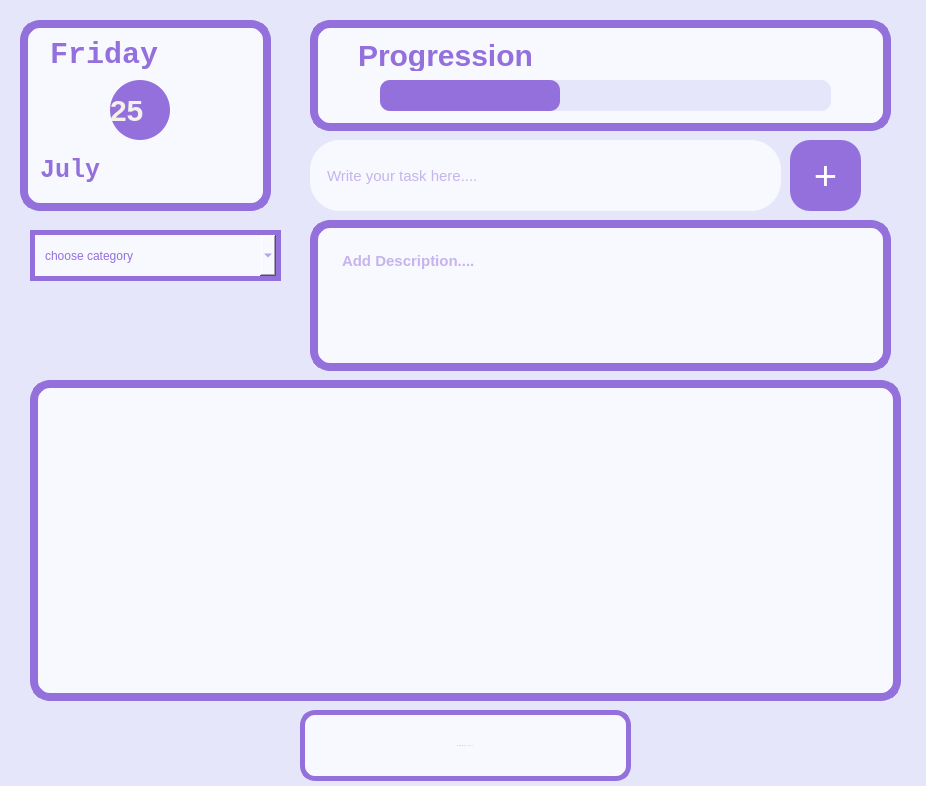
Above: mainwindow.ui from Tanisha02806/To_Do_App before the change. Below: the same form after it.
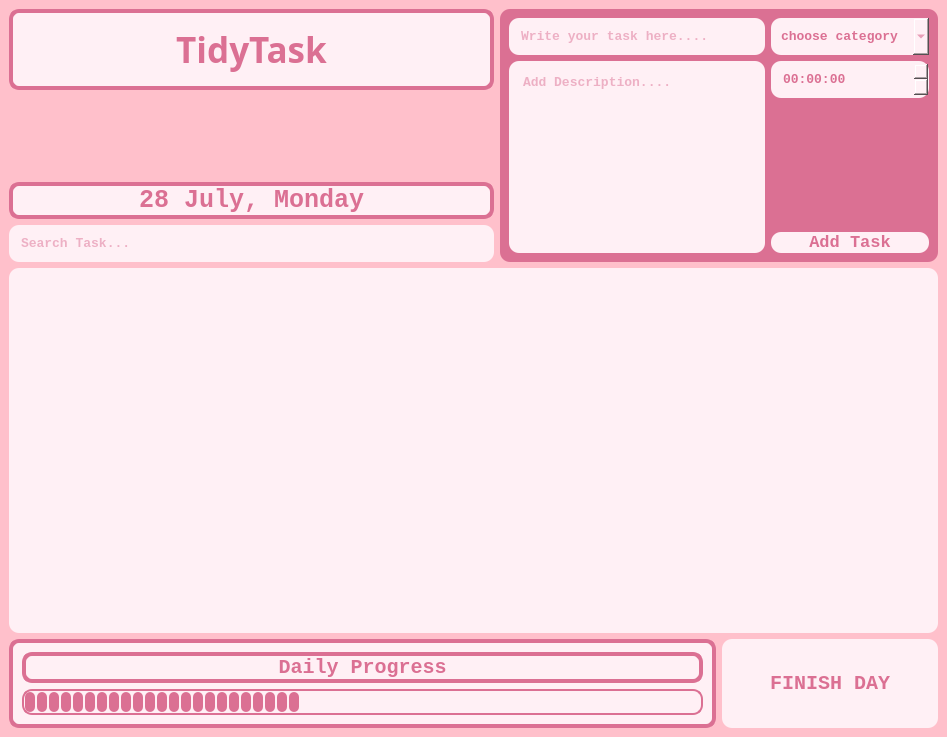
That is the form after the change.

```diff
--- a/mainwindow.ui
+++ b/mainwindow.ui
@@ -6,150 +6,88 @@
    <rect>
     <x>0</x>
     <y>0</y>
-    <width>926</width>
-    <height>786</height>
+    <width>947</width>
+    <height>737</height>
    </rect>
   </property>
+  <property name="sizePolicy">
+   <sizepolicy hsizetype="Expanding" vsizetype="Expanding">
+    <horstretch>0</horstretch>
+    <verstretch>0</verstretch>
+   </sizepolicy>
+  </property>
   <property name="windowTitle">
    <string>MainWindow</string>
   </property>
   <property name="styleSheet">
-   <string notr="true">QWidget{
-	background-color:#E6E6FA;
-}</string>
+   <string notr="true"/>
   </property>
   <widget class="QWidget" name="centralwidget">
-   <widget class="QFrame" name="calenderCard">
-    <property name="geometry">
-     <rect>
-      <x>20</x>
-      <y>20</y>
-      <width>251</width>
-      <height>191</height>
-     </rect>
+   <property name="sizePolicy">
+    <sizepolicy hsizetype="Expanding" vsizetype="Expanding">
+     <horstretch>0</horstretch>
+     <verstretch>0</verstretch>
+    </sizepolicy>
     </property>
     <property name="styleSheet">
-     <string notr="true">QFrame {
-    background-color: #F8F8FF;           /* Light cream-white background */
-    border-radius: 20px;
-    border: 8px solid #9370DB;
-    color: #4a4a4a;
-    font-family: 'Courier New', monospace;
-
-}
-
-</string>
-    </property>
-    <property name="frameShape">
-     <enum>QFrame::Shape::StyledPanel</enum>
-    </property>
-    <property name="frameShadow">
-     <enum>QFrame::Shadow::Raised</enum>
-    </property>
-    <widget class="QLabel" name="dayLabel">
-     <property name="geometry">
-      <rect>
-       <x>30</x>
-       <y>20</y>
-       <width>191</width>
-       <height>31</height>
-      </rect>
-     </property>
+    <string notr="true">background-color:#FFC0CB;</string>
+   </property>
+   <layout class="QGridLayout" name="gridLayout">
+    <item row="3" column="0">
+     <widget class="QLineEdit" name="searchInput">
      <property name="font">
       <font>
        <family>Courier New</family>
-       <pointsize>-1</pointsize>
+        <pointsize>10</pointsize>
        <bold>true</bold>
       </font>
      </property>
      <property name="styleSheet">
-      <string notr="true">border: 0px; 
-font-size: 30px;
-    color: #9370DB;
-    font-weight: bold;
-text-align:centre;
-qproperty-alignment: 'AlignCenter';</string>
-     </property>
-     <property name="text">
-      <string>Friday</string>
-     </property>
-    </widget>
-    <widget class="QLabel" name="dateCircle">
-     <property name="geometry">
-      <rect>
-       <x>90</x>
-       <y>60</y>
-       <width>60</width>
-       <height>60</height>
-      </rect>
-     </property>
-     <property name="styleSheet">
-      <string notr="true">background-color: #9370DB; 
-    color: #f4f1eb; 
-    font-size: 30px;
-    border-radius: 30px;
-    min-width: 60px;
-    min-height: 60px;
-    max-width: 60px;
-    max-height: 60px;
-    text-align: center;
-    qproperty-alignment: 'AlignCenter';
-    font-family: 'Courier New', monospace;
-font-weight:bold;
-border:0px;</string>
-     </property>
-     <property name="text">
-      <string>25</string>
-     </property>
-    </widget>
-    <widget class="QLabel" name="monthLabel">
-     <property name="geometry">
-      <rect>
-       <x>20</x>
-       <y>130</y>
-       <width>211</width>
-       <height>41</height>
-      </rect>
-     </property>
+       <string notr="true">background-color:#FFF0F5;
+border-radius: 10px;
+color:#DB7093;
+padding:10px;
+font-weight:bold;</string>
+      </property>
+      <property name="placeholderText">
+       <string>Search Task...</string>
+      </property>
+     </widget>
+    </item>
+    <item row="4" column="0" colspan="3">
+     <widget class="QListWidget" name="taskDisplay">
      <property name="font">
       <font>
        <family>Courier New</family>
-       <pointsize>-1</pointsize>
-       <italic>false</italic>
+        <pointsize>10</pointsize>
        <bold>true</bold>
       </font>
      </property>
      <property name="styleSheet">
-      <string notr="true">border: 0px; 
-font-size: 25px;
-    color: #9370DB;
-    font-weight: bold;
-qproperty-alignment: 'AlignCenter';
-text-align:centre;</string>
-     </property>
-     <property name="text">
-      <string>July</string>
-     </property>
-    </widget>
-   </widget>
+       <string notr="true">background-color:#FFF0F5;
+border-radius: 10px;
+color:#000000;
+padding:10px;
+font-weight:bold;</string>
+      </property>
+      <property name="dragEnabled">
+       <bool>true</bool>
+      </property>
+      <property name="dragDropOverwriteMode">
+       <bool>true</bool>
+      </property>
+      <property name="currentRow">
+       <number>-1</number>
+      </property>
+     </widget>
+    </item>
+    <item row="5" column="0" colspan="2">
    <widget class="QFrame" name="progressioncard">
-    <property name="geometry">
-     <rect>
-      <x>310</x>
-      <y>20</y>
-      <width>581</width>
-      <height>111</height>
-     </rect>
-    </property>
     <property name="styleSheet">
-     <string notr="true">QFrame{
-	background-color: #F8F8FF;           /* Light cream-white background */
-    border-radius: 20px;
-    border: 8px solid #9370DB;           /* Soft border */
-    padding: 20px;
-    color: #4a4a4a;
-    font-family: 'Courier New', monospace;
-}</string>
+       <string notr="true">background-color:#FFF0F5;
+border:4px solid #DB7093;
+border-radius: 10px;
+color:#DB7093;</string>
     </property>
     <property name="frameShape">
      <enum>QFrame::Shape::StyledPanel</enum>
@@ -157,49 +95,38 @@
     <property name="frameShadow">
      <enum>QFrame::Shadow::Raised</enum>
     </property>
-    <widget class="QLabel" name="progression">
-     <property name="geometry">
-      <rect>
-       <x>20</x>
-       <y>0</y>
-       <width>541</width>
-       <height>71</height>
-      </rect>
-     </property>
-     <property name="styleSheet">
-      <string notr="true">border: 0px; 
-font-size: 30px;
-    color: #9370DB;
-    font-weight: bold;
-text-align:centre;
-qproperty-alignment: 'AlignCenter';
-background-color: rgba(0, 0, 0, 0);
-</string>
+      <layout class="QVBoxLayout" name="verticalLayout">
+       <item>
+        <widget class="QLabel" name="label">
+         <property name="font">
+          <font>
+           <family>Courier New</family>
+           <pointsize>15</pointsize>
+           <bold>true</bold>
+          </font>
      </property>
      <property name="text">
-      <string>Progression</string>
-     </property>
-    </widget>
+          <string>Daily Progress</string>
+         </property>
+         <property name="alignment">
+          <set>Qt::AlignmentFlag::AlignCenter</set>
+         </property>
+        </widget>
+       </item>
+       <item>
     <widget class="QProgressBar" name="progressBar">
-     <property name="geometry">
-      <rect>
-       <x>70</x>
-       <y>60</y>
-       <width>451</width>
-       <height>31</height>
-      </rect>
-     </property>
      <property name="styleSheet">
       <string notr="true">QProgressBar {
-    border: none;
+    border: 2px solid #DB7093;
     border-radius: 10px;
-    background-color: #E6E6FA;  /* light beige */
-    height: 20px;
+    background-color: #FFF0F5;
 }
 
 QProgressBar::chunk {
-    border-radius: 10px;
-    background-color: #9370DB;  /* olive green */
+    background-color: #DB7093; /* progress color */
+    width: 10px;
+    margin: 1px;
+    border-radius: 5px;
 }
 </string>
      </property>
@@ -210,98 +137,30 @@
       <bool>false</bool>
      </property>
     </widget>
-   </widget>
-   <widget class="QLineEdit" name="enterTask">
-    <property name="geometry">
-     <rect>
-      <x>310</x>
-      <y>140</y>
-      <width>471</width>
-      <height>71</height>
-     </rect>
-    </property>
-    <property name="styleSheet">
-     <string notr="true">QLineEdit {
-    background-color: #F8F8FF;
-    border: none;
-    border-radius: 30px;
-    padding-left: 15px;
-    padding-right: 15px;
-    height: 40px;
-    font-size: 15px;
-    color: #9370DB;
-    box-shadow: 0px 4px 8px rgba(0,0,0,0.1); 
-}
-</string>
-    </property>
-    <property name="placeholderText">
-     <string>Write your task here....</string>
-    </property>
-   </widget>
-   <widget class="QPushButton" name="addtask">
-    <property name="geometry">
-     <rect>
-      <x>790</x>
-      <y>140</y>
-      <width>71</width>
-      <height>71</height>
-     </rect>
-    </property>
-    <property name="styleSheet">
-     <string notr="true">QPushButton {
-    background-color: #9370DB;  /* dark green/blackish */
-    border: none;
-    border-radius: 20px;  /* Half of width/height for a circle */
-    color: white;
-    font-size: 40px;
-    width: 40px;
-    height: 40px;
-qproperty-alignment: 'AlignCenter';
-text-align:center;
-}
-</string>
-    </property>
-    <property name="text">
-     <string>+</string>
-    </property>
-    <property name="iconSize">
-     <size>
-      <width>40</width>
-      <height>40</height>
-     </size>
-    </property>
-   </widget>
+       </item>
+      </layout>
+     </widget>
+    </item>
+    <item row="5" column="2">
    <widget class="QPushButton" name="finishbtn">
-    <property name="geometry">
-     <rect>
-      <x>300</x>
-      <y>710</y>
-      <width>331</width>
-      <height>71</height>
-     </rect>
+      <property name="sizePolicy">
+       <sizepolicy hsizetype="Preferred" vsizetype="Preferred">
+        <horstretch>0</horstretch>
+        <verstretch>0</verstretch>
+       </sizepolicy>
     </property>
     <property name="font">
      <font>
       <family>Courier New</family>
-      <pointsize>-1</pointsize>
+        <pointsize>15</pointsize>
       <italic>false</italic>
       <bold>true</bold>
      </font>
     </property>
     <property name="styleSheet">
-     <string notr="true">QPushButton {
-      background-color: #F8F8FF;
- border: 5px solid #9370DB;
-  border-radius: 15px;
-  color: #9370DB;
-  font: bold 30px 'Courier New';
- letter-spacing: 1px;
-}
-    QPushButton:hover {
-  background-color: #E6E6FA;
- cursor: pointer;
-}
-</string>
+       <string notr="true">background-color:#FFF0F5;
+border-radius: 10px;
+color:#DB7093;</string>
     </property>
     <property name="text">
      <string>FINISH DAY</string>
@@ -313,42 +172,50 @@
      </size>
     </property>
    </widget>
-   <widget class="QListWidget" name="taskDisplay">
-    <property name="geometry">
-     <rect>
-      <x>30</x>
-      <y>380</y>
-      <width>871</width>
-      <height>321</height>
-     </rect>
+    </item>
+    <item row="0" column="1" rowspan="4" colspan="2">
+     <widget class="QFrame" name="frame">
+      <property name="sizePolicy">
+       <sizepolicy hsizetype="Preferred" vsizetype="Preferred">
+        <horstretch>0</horstretch>
+        <verstretch>0</verstretch>
+       </sizepolicy>
     </property>
     <property name="styleSheet">
-     <string notr="true">QFrame{
-	background-color: #F8F8FF;           /* Light cream-white background */
-    border-radius: 20px;
-    border: 8px solid #9370DB;           /* Soft border */
-    padding: 20px;
-    color: #9370DB;
-    font-family: 'Courier New', monospace;
-font-size: 15px;
-font-weight:bold;
-}</string>
-    </property>
-   </widget>
+       <string notr="true">background-color:#DB7093;
+border-radius: 10px;</string>
+      </property>
+      <property name="frameShape">
+       <enum>QFrame::Shape::StyledPanel</enum>
+      </property>
+      <property name="frameShadow">
+       <enum>QFrame::Shadow::Raised</enum>
+      </property>
+      <layout class="QGridLayout" name="gridLayout_3">
+       <item row="0" column="1">
    <widget class="QComboBox" name="categoryComboBox">
-    <property name="geometry">
-     <rect>
-      <x>30</x>
-      <y>230</y>
-      <width>251</width>
-      <height>51</height>
-     </rect>
+         <property name="sizePolicy">
+          <sizepolicy hsizetype="Expanding" vsizetype="Fixed">
+           <horstretch>0</horstretch>
+           <verstretch>0</verstretch>
+          </sizepolicy>
+         </property>
+         <property name="font">
+          <font>
+           <family>Courier New</family>
+           <pointsize>10</pointsize>
+           <bold>true</bold>
+          </font>
     </property>
     <property name="styleSheet">
-     <string notr="true">background-color:#F8F8FF;
-color: #9370DB;
-border:5px solid #9370DB;
-padding:10px;</string>
+          <string notr="true">background-color:#FFF0F5;
+border-radius: 10px;
+color:#DB7093;
+padding:10px;
+font-weight:bold;</string>
+         </property>
+         <property name="minimumContentsLength">
+          <number>2</number>
     </property>
     <property name="placeholderText">
      <string>choose category</string>
@@ -356,27 +223,56 @@
     <property name="duplicatesEnabled">
      <bool>false</bool>
     </property>
-   </widget>
+         <property name="frame">
+          <bool>false</bool>
+         </property>
+        </widget>
+       </item>
+       <item row="1" column="1">
+        <widget class="QTimeEdit" name="reminderTimeEdit">
+         <property name="sizePolicy">
+          <sizepolicy hsizetype="Expanding" vsizetype="Fixed">
+           <horstretch>0</horstretch>
+           <verstretch>0</verstretch>
+          </sizepolicy>
+         </property>
+         <property name="font">
+          <font>
+           <family>Courier New</family>
+           <pointsize>10</pointsize>
+           <bold>true</bold>
+          </font>
+         </property>
+         <property name="styleSheet">
+          <string notr="true">background-color:#FFF0F5;
+border-radius: 10px;
+color:#DB7093;
+padding:10px;
+font-weight:bold;</string>
+         </property>
+        </widget>
+       </item>
+       <item row="1" column="0" rowspan="3">
    <widget class="QTextEdit" name="descriptionInput">
-    <property name="geometry">
-     <rect>
-      <x>310</x>
-      <y>220</y>
-      <width>581</width>
-      <height>151</height>
-     </rect>
+         <property name="sizePolicy">
+          <sizepolicy hsizetype="Expanding" vsizetype="Expanding">
+           <horstretch>0</horstretch>
+           <verstretch>0</verstretch>
+          </sizepolicy>
+         </property>
+         <property name="font">
+          <font>
+           <family>Courier New</family>
+           <pointsize>10</pointsize>
+           <bold>true</bold>
+          </font>
     </property>
     <property name="styleSheet">
-     <string notr="true">QFrame{
-	background-color: #F8F8FF;           /* Light cream-white background */
-    border-radius: 20px;
-    border: 8px solid #9370DB;           /* Soft border */
-    padding: 20px;
-    color: #9370DB;
-    font-family: 'Courier New', monospace;
-font-size: 15px;
-font-weight:bold;
-}</string>
+          <string notr="true">background-color:#FFF0F5;
+border-radius: 10px;
+color:#DB7093;
+padding:10px;
+font-weight:bold;</string>
     </property>
     <property name="documentTitle">
      <string/>
@@ -385,6 +281,122 @@
      <string>Add Description....</string>
     </property>
    </widget>
+       </item>
+       <item row="3" column="1">
+        <widget class="QPushButton" name="addtask">
+         <property name="sizePolicy">
+          <sizepolicy hsizetype="Expanding" vsizetype="Fixed">
+           <horstretch>0</horstretch>
+           <verstretch>0</verstretch>
+          </sizepolicy>
+         </property>
+         <property name="font">
+          <font>
+           <family>Courier New</family>
+           <pointsize>13</pointsize>
+           <bold>true</bold>
+          </font>
+         </property>
+         <property name="styleSheet">
+          <string notr="true">background-color:#FFF0F5;
+border-radius: 10px;
+color:#DB7093;
+</string>
+         </property>
+         <property name="text">
+          <string>Add Task</string>
+         </property>
+         <property name="iconSize">
+          <size>
+           <width>40</width>
+           <height>40</height>
+          </size>
+         </property>
+        </widget>
+       </item>
+       <item row="0" column="0">
+        <widget class="QLineEdit" name="enterTask">
+         <property name="sizePolicy">
+          <sizepolicy hsizetype="Expanding" vsizetype="Fixed">
+           <horstretch>0</horstretch>
+           <verstretch>0</verstretch>
+          </sizepolicy>
+         </property>
+         <property name="font">
+          <font>
+           <family>Courier New</family>
+           <pointsize>10</pointsize>
+           <bold>true</bold>
+          </font>
+         </property>
+         <property name="styleSheet">
+          <string notr="true">background-color:#FFF0F5;
+border-radius: 10px;
+color:#DB7093;
+padding:10px;
+font-weight:bold;</string>
+         </property>
+         <property name="placeholderText">
+          <string>Write your task here....</string>
+         </property>
+        </widget>
+       </item>
+      </layout>
+     </widget>
+    </item>
+    <item row="0" column="0">
+     <widget class="QLabel" name="Logo">
+      <property name="font">
+       <font>
+        <family>Pristina</family>
+        <pointsize>26</pointsize>
+        <bold>true</bold>
+       </font>
+      </property>
+      <property name="styleSheet">
+       <string notr="true">background-color:#FFF0F5;
+border:4px solid #DB7093;
+border-radius: 10px;
+color:#DB7093;</string>
+      </property>
+      <property name="text">
+       <string>TidyTask</string>
+      </property>
+      <property name="alignment">
+       <set>Qt::AlignmentFlag::AlignCenter</set>
+      </property>
+     </widget>
+    </item>
+    <item row="2" column="0">
+     <widget class="QLabel" name="dateLabel">
+      <property name="sizePolicy">
+       <sizepolicy hsizetype="Expanding" vsizetype="Fixed">
+        <horstretch>0</horstretch>
+        <verstretch>0</verstretch>
+       </sizepolicy>
+      </property>
+      <property name="font">
+       <font>
+        <family>Courier New</family>
+        <pointsize>19</pointsize>
+        <bold>true</bold>
+       </font>
+      </property>
+      <property name="styleSheet">
+       <string notr="true">background-color:#FFF0F5;
+border:4px solid #DB7093;
+border-radius: 10px;
+color:#DB7093;</string>
+      </property>
+      <property name="text">
+       <string>28 July, Monday</string>
+      </property>
+      <property name="alignment">
+       <set>Qt::AlignmentFlag::AlignCenter</set>
+      </property>
+     </widget>
+    </item>
+   </layout>
   </widget>
  </widget>
  <resources/>
```
Lines whose indentation alone changed are shown as unchanged.
